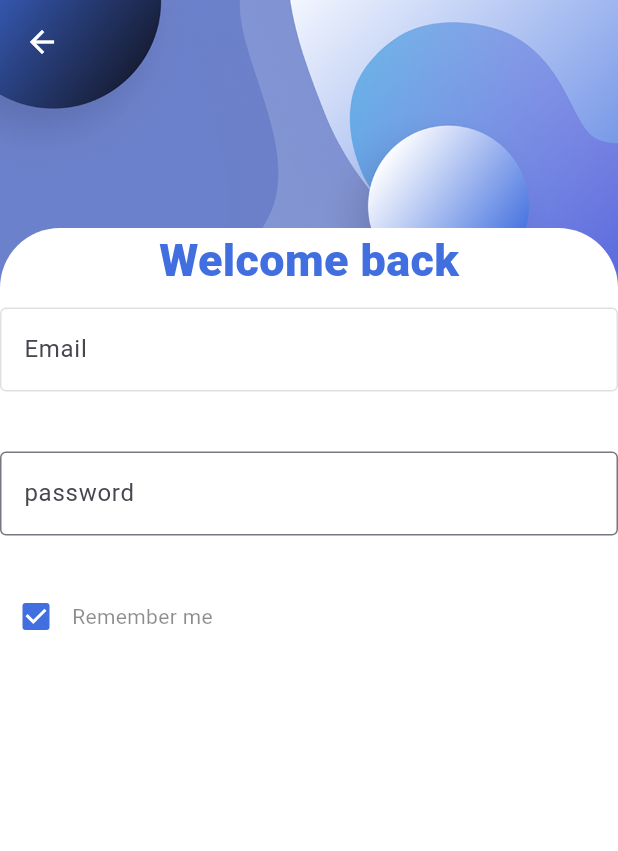
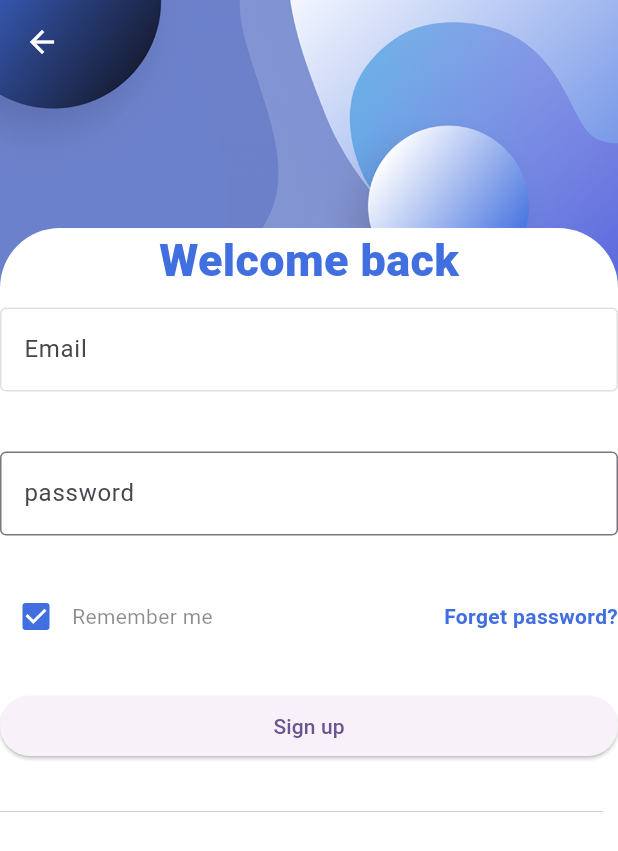
Before and after one commit to DgvDilshan/sign_up, a Flutter app: the SigninScreen screen opened directly, on a phone screen of 412 x 824 dp. Shown: the top 851 px of the screen. Run offline on Flutter 3.47's test engine with Material 3 defaults, Android fonts, the phone set to English and light mode, and no system bars.

```diff
--- a/lib/screens/signin_screen.dart
+++ b/lib/screens/signin_screen.dart
@@ -118,11 +118,66 @@ class _SigninScreenState extends State<SigninScreen> {
                             style: TextStyle(
                               color: Colors.black45,
                             ),
-                          )
+                          ),
                         ],
+                      ),
+                      GestureDetector(
+                        child: Text(
+                          'Forget password?',
+                          style: TextStyle(
+                            fontWeight: FontWeight.bold,
+                            color: lightColorScheme.primary,
+                          ),
+                        ),
                       ),
                     ],
                   ),
+                  const SizedBox(
+                    height: 25.0,
+                  ),
+                  SizedBox(
+                    width: double.infinity,
+                    child: ElevatedButton(
+                      onPressed: () {
+                        if (_fromSignInKey.currentState!.validate() &&
+                            rememberPassword) {
+                          ScaffoldMessenger.of(context).showSnackBar(
+                            const SnackBar(
+                              content: Text("Processing Data"),
+                            ),
+                          );
+                        } else if (!rememberPassword) {
+                          ScaffoldMessenger.of(context).showSnackBar(
+                            const SnackBar(
+                                content: Text(
+                                    'Please agree to the processing of personal data')),
+                          );
+                        }
+                      },
+                      child: const Text('Sign up'),
+                    ),
+                  ),
+                  const SizedBox(
+                    height: 25.0,
+                  ),
+                  Row(
+                    mainAxisAlignment: MainAxisAlignment.center,
+                    children: [
+                      Expanded(
+                        child: Divider(
+                          thickness: 0.7,
+                          // ignore: deprecated_member_use
+                          color: Colors.grey.withOpacity(0.5),
+                        ),
+                      ),
+                      const Padding(
+                        padding: EdgeInsets.symmetric(
+                          vertical: 0,
+                          horizontal: 5,
+                        ),
+                      ),
+                    ],
+                  )
                 ],
               ),
             ),
```
